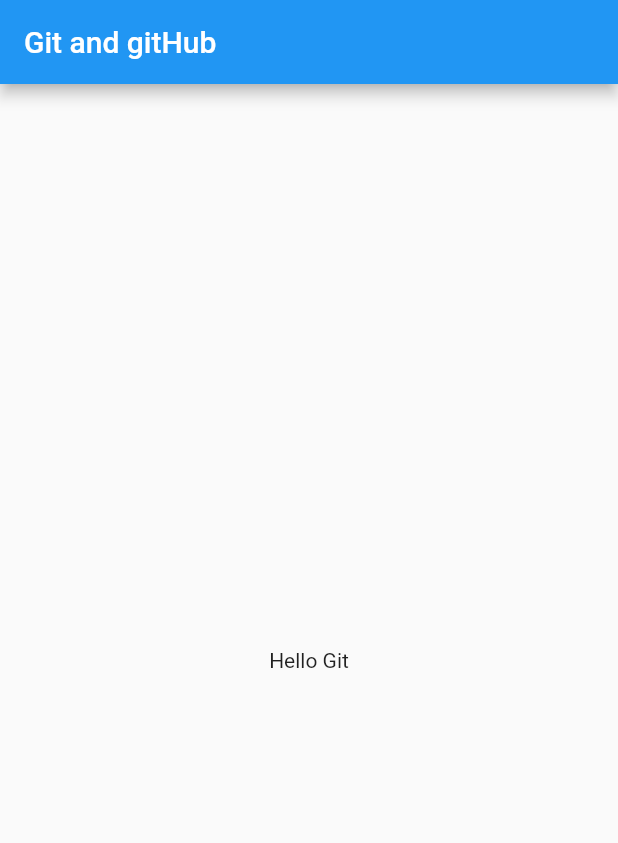
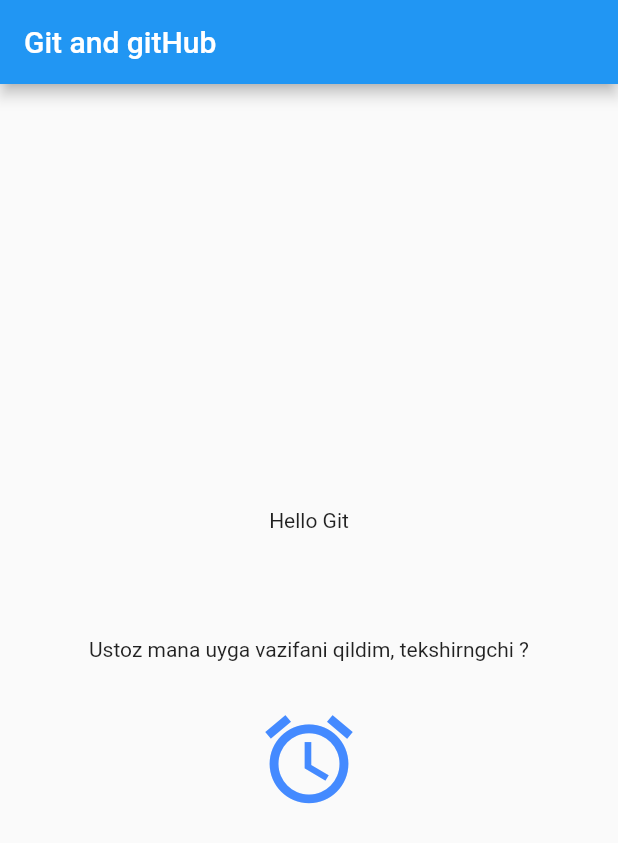
Before and after one commit to shopulatovich/Ustoz_Shifu, a Flutter app: the screen it shows after launch, on a phone screen of 412 x 824 dp. Shown: the top 843 px of the screen. Run offline on Flutter 3.47's test engine with Material 2 defaults, Android fonts, the phone set to English and light mode, and no system bars.

Commit message:
yangi branch orqali uzgarishlar kiritildi

```diff
--- a/lib/main.dart
+++ b/lib/main.dart
@@ -14,7 +14,27 @@ class MyApp extends StatelessWidget {
         appBar: AppBar(
           title: Text('Git and gitHub'),
         ),
-        body: Center(child: Text("Hello Git")),
+        body: Center(
+          child: Column(
+            mainAxisAlignment: MainAxisAlignment.center,
+            crossAxisAlignment: CrossAxisAlignment.center,
+            children: [
+              Text("Hello Git"),
+              SizedBox(
+                height: 70,
+              ),
+              Text('Ustoz mana uyga vazifani qildim, tekshirngchi ?'),
+              SizedBox(
+                height: 30,
+              ),
+              Icon(
+                Icons.access_alarm,
+                size: 70,
+                color: Colors.blueAccent,
+              ),
+            ],
+          ),
+        ),
       ),
     );
   }
```
